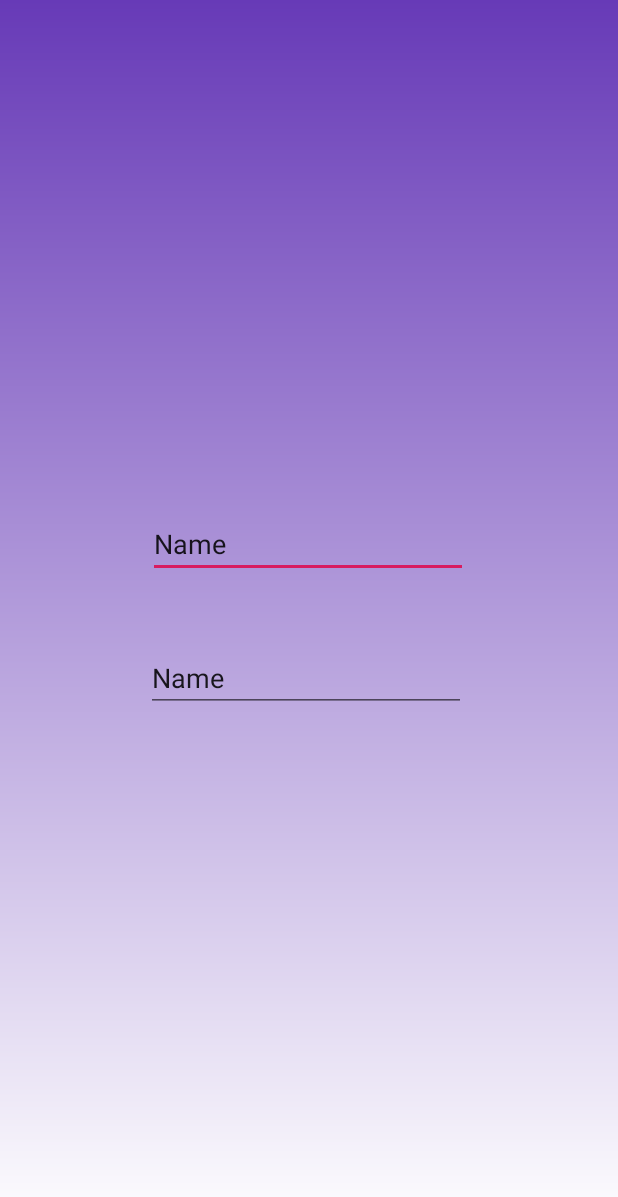
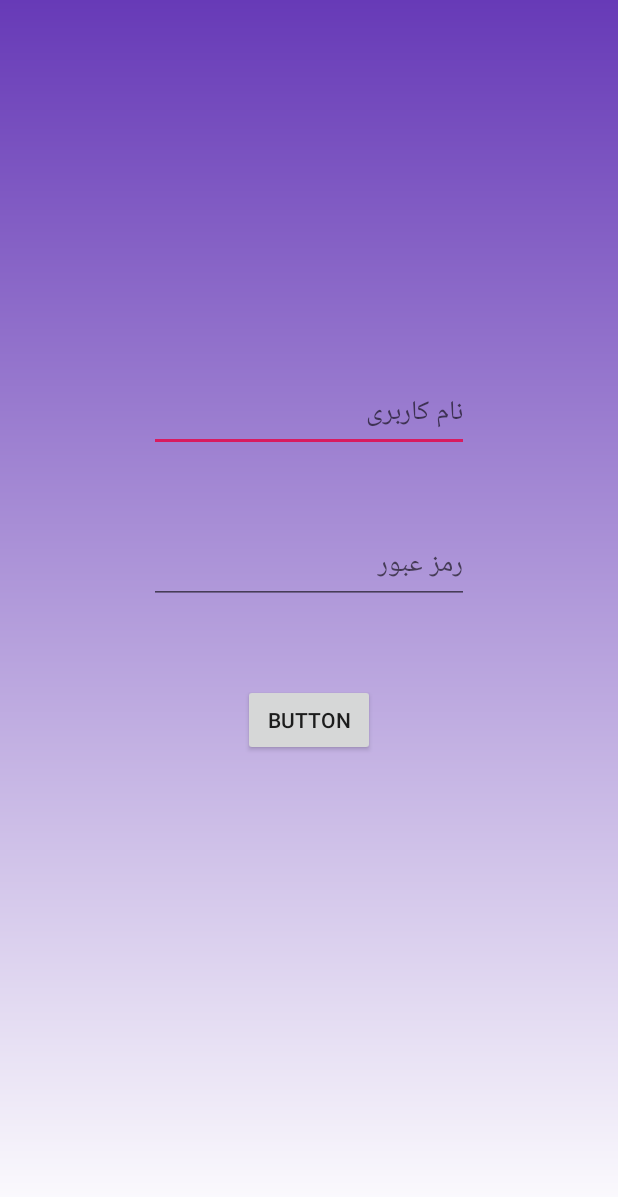
Before and after one commit to stormaref/Banafsh, an Android app: the screen it shows after launch (LoginActivity), on a phone screen of 412 x 824 dp. Shown: the top 1197 px of the screen. Run offline under Robolectric (Android 15) with nearby library versions, the phone set to English and light mode, and no system bars.

Commit message:
login added

```diff
--- a/app/src/main/java/org/arshef/banafsh/views/LoginActivity.java
+++ b/app/src/main/java/org/arshef/banafsh/views/LoginActivity.java
@@ -2,6 +2,8 @@ package org.arshef.banafsh.views;
 
 import android.support.v7.app.AppCompatActivity;
 import android.os.Bundle;
+import android.view.View;
+import android.widget.Button;
 
 import org.arshef.banafsh.R;
 
@@ -11,5 +13,12 @@ public class LoginActivity extends AppCompatActivity {
     protected void onCreate(Bundle savedInstanceState) {
         super.onCreate(savedInstanceState);
         setContentView(R.layout.activity_login);
+        Button loginBtn = findViewById(R.id.loginBtn);
+        loginBtn.setOnClickListener(new View.OnClickListener() {
+            @Override
+            public void onClick(View v) {
+
+            }
+        });
     }
 }
--- a/app/src/main/res/layout/activity_login.xml
+++ b/app/src/main/res/layout/activity_login.xml
@@ -11,14 +11,14 @@
         android:id="@+id/usrTxt"
         android:layout_width="wrap_content"
         android:layout_height="wrap_content"
-        android:layout_marginStart="98dp"
-        android:layout_marginTop="340dp"
-        android:layout_marginEnd="100dp"
+        android:layout_marginStart="99dp"
+        android:layout_marginTop="250dp"
+        android:layout_marginEnd="99dp"
         android:ems="10"
+        android:hint="نام کاربری"
         android:inputType="textPersonName"
-        android:text="Name"
         app:layout_constraintEnd_toEndOf="parent"
-        app:layout_constraintHorizontal_bias="1.0"
+        app:layout_constraintHorizontal_bias="0.0"
         app:layout_constraintStart_toStartOf="parent"
         app:layout_constraintTop_toTopOf="parent" />
 
@@ -26,14 +26,26 @@
         android:id="@+id/passTxt"
         android:layout_width="wrap_content"
         android:layout_height="wrap_content"
-        android:layout_marginStart="97dp"
-        android:layout_marginTop="44dp"
-        android:layout_marginEnd="101dp"
+        android:layout_marginStart="99dp"
+        android:layout_marginTop="50dp"
+        android:layout_marginEnd="99dp"
         android:ems="10"
+        android:hint="رمز عبور"
         android:inputType="textPersonName"
-        android:text="Name"
         app:layout_constraintEnd_toEndOf="parent"
         app:layout_constraintHorizontal_bias="1.0"
         app:layout_constraintStart_toStartOf="parent"
         app:layout_constraintTop_toBottomOf="@+id/usrTxt" />
+
+    <Button
+        android:id="@+id/loginBtn"
+        android:layout_width="wrap_content"
+        android:layout_height="wrap_content"
+        android:layout_marginStart="161dp"
+        android:layout_marginTop="53dp"
+        android:layout_marginEnd="162dp"
+        android:text="Button"
+        app:layout_constraintEnd_toEndOf="parent"
+        app:layout_constraintStart_toStartOf="parent"
+        app:layout_constraintTop_toBottomOf="@+id/passTxt" />
 </android.support.constraint.ConstraintLayout>
```
